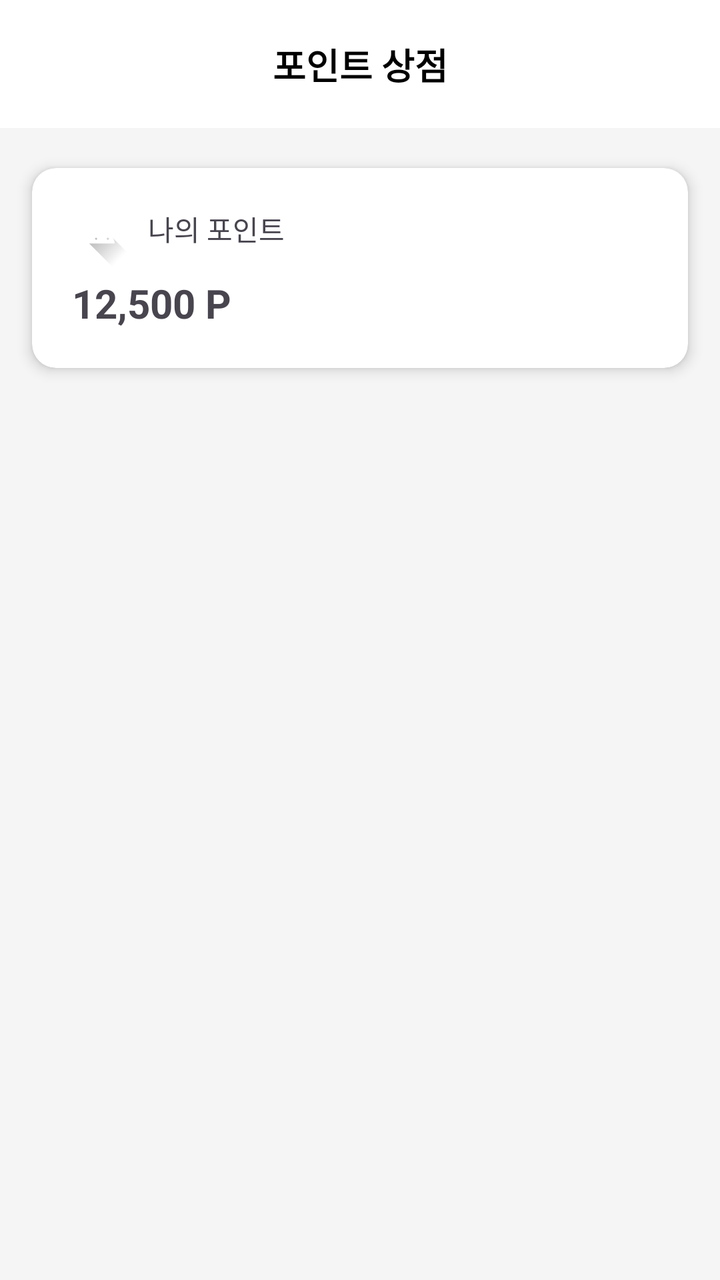
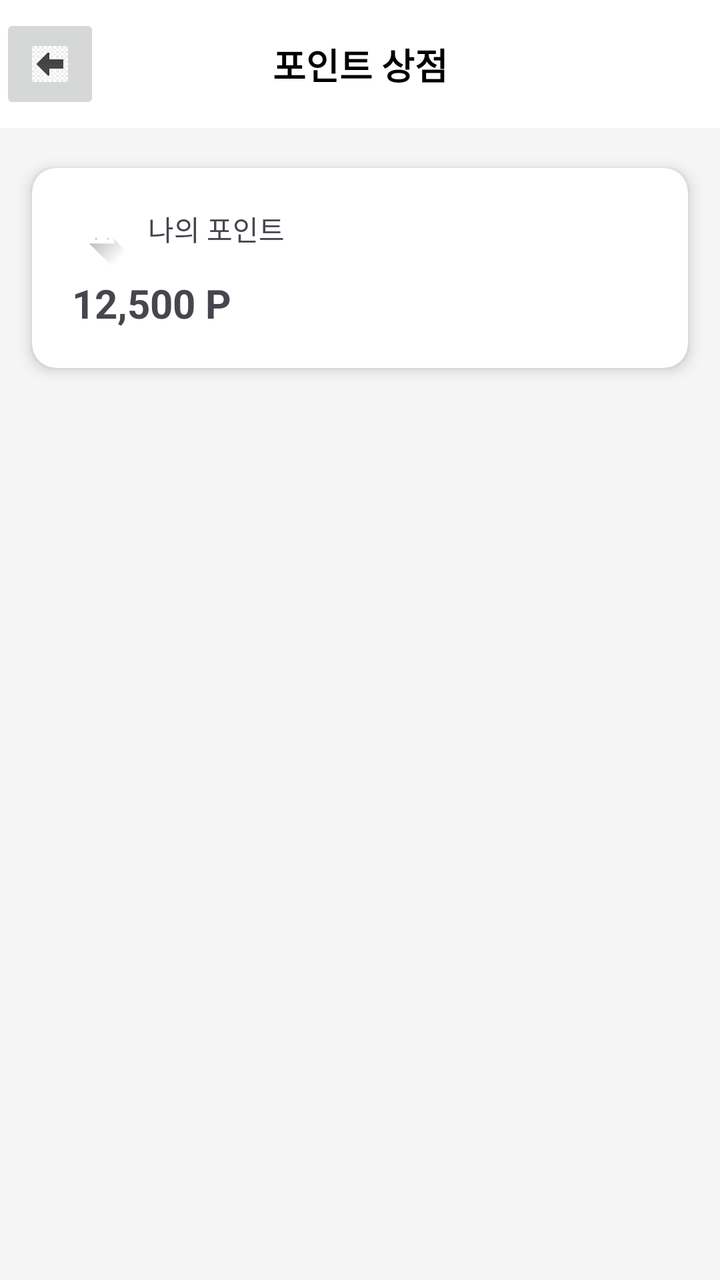

Two renders of the same Android screen: before a commit and after it. Below are the layout's source before the change and the commit's diff.
<!-- AndroidManifest.xml: application theme Theme.Lostfind -->
<!-- res/layout/pointshop.xml -->
<?xml version="1.0" encoding="utf-8"?>
<androidx.constraintlayout.widget.ConstraintLayout
    xmlns:android="http://schemas.android.com/apk/res/android"
    xmlns:app="http://schemas.android.com/apk/res-auto"
    xmlns:tools="http://schemas.android.com/tools"
    android:layout_width="match_parent"
    android:layout_height="match_parent"
    android:background="#F5F5F5"> <androidx.constraintlayout.widget.ConstraintLayout
    android:id="@+id/toolbar"
    android:layout_width="0dp"
    android:layout_height="?attr/actionBarSize"
    android:background="@android:color/white"
    app:layout_constraintTop_toTopOf="parent"
    app:layout_constraintStart_toStartOf="parent"
    app:layout_constraintEnd_toEndOf="parent">

    <ImageButton
        android:id="@+id/btn_back"
        android:layout_width="wrap_content"
        android:layout_height="wrap_content"

        android:padding="16dp"
        android:background="?attr/selectableItemBackgroundBorderless"
        android:contentDescription="뒤로 가기"
        app:layout_constraintStart_toStartOf="parent"
        app:layout_constraintTop_toTopOf="parent"
        app:layout_constraintBottom_toBottomOf="parent"/>

    <TextView
        android:id="@+id/tv_title"
        android:layout_width="wrap_content"
        android:layout_height="wrap_content"
        android:text="포인트 상점"
        android:textSize="18sp"
        android:textStyle="bold"
        android:textColor="@android:color/black"
        app:layout_constraintStart_toStartOf="parent"
        app:layout_constraintEnd_toEndOf="parent"
        app:layout_constraintTop_toTopOf="parent"
        app:layout_constraintBottom_toBottomOf="parent"/>

</androidx.constraintlayout.widget.ConstraintLayout>

    <androidx.cardview.widget.CardView
        android:id="@+id/point_card"
        android:layout_width="0dp"
        android:layout_height="wrap_content"
        android:layout_marginStart="16dp"
        android:layout_marginEnd="16dp"
        android:layout_marginTop="20dp"
        app:cardCornerRadius="12dp"
        app:cardElevation="4dp"
        app:layout_constraintTop_toBottomOf="@id/toolbar"
        app:layout_constraintStart_toStartOf="parent"
        app:layout_constraintEnd_toEndOf="parent">

        <androidx.constraintlayout.widget.ConstraintLayout
            android:layout_width="match_parent"
            android:layout_height="100dp"
            android:padding="20dp">

            <ImageView
            android:id="@+id/icon_point"
            android:layout_width="30dp"
            android:layout_height="30dp"
            android:src="@drawable/ic_launcher_foreground"
            app:layout_constraintStart_toStartOf="parent"
            app:layout_constraintTop_toTopOf="parent"/>

            <TextView
                android:id="@+id/tv_my_point_label"
                android:layout_width="wrap_content"
                android:layout_height="wrap_content"
                android:text="나의 포인트"
                android:textSize="14sp"
                android:layout_marginStart="8dp"
                app:layout_constraintStart_toEndOf="@id/icon_point"
                app:layout_constraintTop_toTopOf="@id/icon_point"/>

            <TextView
                android:id="@+id/tv_current_point"
                android:layout_width="wrap_content"
                android:layout_height="wrap_content"
                android:text="12,500 P"
                android:textSize="20sp"
                android:textStyle="bold"
                android:layout_marginTop="4dp"
                app:layout_constraintStart_toStartOf="parent"
                app:layout_constraintTop_toBottomOf="@id/icon_point"/>

        </androidx.constraintlayout.widget.ConstraintLayout>
    </androidx.cardview.widget.CardView>


    <androidx.recyclerview.widget.RecyclerView
        android:id="@+id/products_recycler_view"
        android:layout_width="0dp"
        android:layout_height="0dp"
        android:layout_marginTop="16dp"
        android:clipToPadding="false"
        android:paddingTop="4dp"
        android:paddingBottom="16dp"
        app:layoutManager="androidx.recyclerview.widget.LinearLayoutManager"
        app:layout_constraintBottom_toBottomOf="parent"
        app:layout_constraintEnd_toEndOf="parent"
        app:layout_constraintHorizontal_bias="1.0"
        app:layout_constraintStart_toStartOf="parent"
        app:layout_constraintTop_toBottomOf="@id/point_card"
        app:layout_constraintVertical_bias="1.0"
        tools:listitem="@layout/item" />

</androidx.constraintlayout.widget.ConstraintLayout>
<!-- resources referenced by this layout -->
<resources>
  <!-- drawable ic_launcher_foreground (drawable) -->
  <vector xmlns:android="http://schemas.android.com/apk/res/android"
      xmlns:aapt="http://schemas.android.com/aapt"
      android:width="108dp"
      android:height="108dp"
      android:viewportWidth="108"
      android:viewportHeight="108">
      <path android:pathData="M31,63.928c0,0 6.4,-11 12.1,-13.1c7.2,-2.6 26,-1.4 26,-1.4l38.1,38.1L107,108.928l-32,-1L31,63.928z">
          <aapt:attr name="android:fillColor">
              <gradient
                  android:endX="85.84757"
                  android:endY="92.4963"
                  android:startX="42.9492"
                  android:startY="49.59793"
                  android:type="linear">
                  <item
                      android:color="#44000000"
                      android:offset="0.0" />
                  <item
                      android:color="#00000000"
                      android:offset="1.0" />
              </gradient>
          </aapt:attr>
      </path>
      <path
          android:fillColor="#FFFFFF"
          android:fillType="nonZero"
          android:pathData="M65.3,45.828l3.8,-6.6c0.2,-0.4 0.1,-0.9 -0.3,-1.1c-0.4,-0.2 -0.9,-0.1 -1.1,0.3l-3.9,6.7c-6.3,-2.8 -13.4,-2.8 -19.7,0l-3.9,-6.7c-0.2,-0.4 -0.7,-0.5 -1.1,-0.3C38.8,38.328 38.7,38.828 38.9,39.228l3.8,6.6C36.2,49.428 31.7,56.028 31,63.928h46C76.3,56.028 71.8,49.428 65.3,45.828zM43.4,57.328c-0.8,0 -1.5,-0.5 -1.8,-1.2c-0.3,-0.7 -0.1,-1.5 0.4,-2.1c0.5,-0.5 1.4,-0.7 2.1,-0.4c0.7,0.3 1.2,1 1.2,1.8C45.3,56.528 44.5,57.328 43.4,57.328L43.4,57.328zM64.6,57.328c-0.8,0 -1.5,-0.5 -1.8,-1.2s-0.1,-1.5 0.4,-2.1c0.5,-0.5 1.4,-0.7 2.1,-0.4c0.7,0.3 1.2,1 1.2,1.8C66.5,56.528 65.6,57.328 64.6,57.328L64.6,57.328z"
          android:strokeWidth="1"
          android:strokeColor="#00000000" />
  </vector>
  <style name="Theme.Lostfind" parent="Base.Theme.Lostfind" />
  <style name="Base.Theme.Lostfind" parent="Theme.Material3.DayNight.NoActionBar">
          
          
      </style>
</resources>

<!-- the commit's change to res/layout/pointshop.xml (unified diff, before → after) -->
@@ -5,7 +5,8 @@
     xmlns:tools="http://schemas.android.com/tools"
     android:layout_width="match_parent"
     android:layout_height="match_parent"
-    android:background="#F5F5F5"> <androidx.constraintlayout.widget.ConstraintLayout
+    android:background="#F5F5F5">
+    <androidx.constraintlayout.widget.ConstraintLayout
     android:id="@+id/toolbar"
     android:layout_width="0dp"
     android:layout_height="?attr/actionBarSize"
@@ -16,11 +17,11 @@
 
     <ImageButton
         android:id="@+id/btn_back"
-        android:layout_width="wrap_content"
-        android:layout_height="wrap_content"
-
+        android:layout_width="50dp"
+        android:layout_height="50dp"
         android:padding="16dp"
-        android:background="?attr/selectableItemBackgroundBorderless"
+        android:scaleType="centerCrop"
+        android:src="@drawable/left_arrow"
         android:contentDescription="뒤로 가기"
         app:layout_constraintStart_toStartOf="parent"
         app:layout_constraintTop_toTopOf="parent"
<!-- resource entries referenced after the edit -->
@@ -31,6 +31,7 @@
           android:strokeWidth="1"
           android:strokeColor="#00000000" />
   </vector>
+  <!-- drawable left_arrow: jpg bitmap (drawable, 5456 bytes) -->
   <style name="Theme.Lostfind" parent="Base.Theme.Lostfind" />
   <style name="Base.Theme.Lostfind" parent="Theme.Material3.DayNight.NoActionBar">
           
